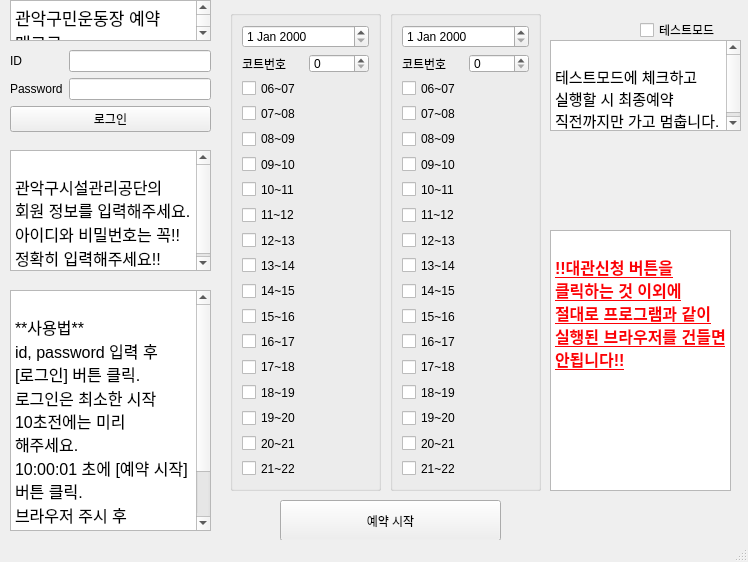
Old version of the form gwanak-for-mac/gwanak.ui in the repository thisIsJooS/Court-Reservation-Macro.
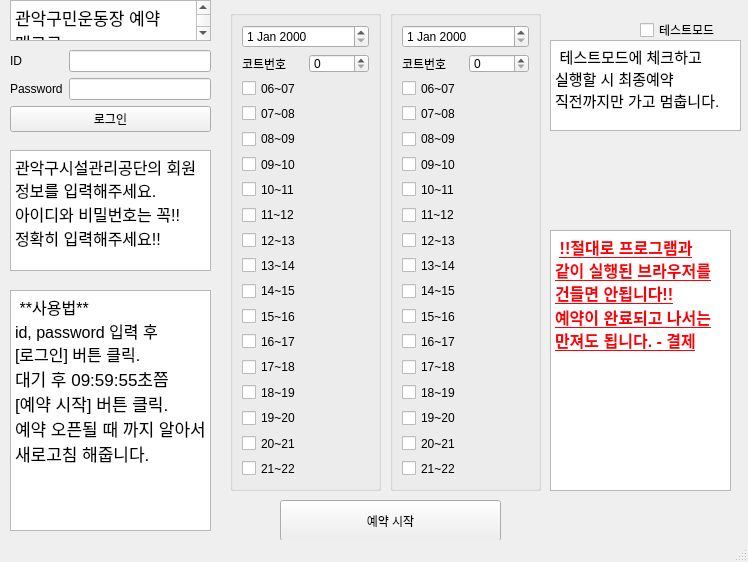
New version of the form.

Commit message: ui 설명 수정

What changed in the file:
```diff
--- a/gwanak-for-mac/gwanak.ui
+++ b/gwanak-for-mac/gwanak.ui
@@ -98,8 +98,7 @@
 &lt;html&gt;&lt;head&gt;&lt;meta name=&quot;qrichtext&quot; content=&quot;1&quot; /&gt;&lt;style type=&quot;text/css&quot;&gt;
 p, li { white-space: pre-wrap; }
 &lt;/style&gt;&lt;/head&gt;&lt;body style=&quot; font-family:'.AppleSystemUIFont'; font-size:13pt; font-weight:400; font-style:normal;&quot;&gt;
-&lt;p style=&quot; margin-top:0px; margin-bottom:0px; margin-left:0px; margin-right:0px; -qt-block-indent:0; text-indent:0px;&quot;&gt; &lt;/p&gt;
-&lt;p style=&quot; margin-top:0px; margin-bottom:0px; margin-left:0px; margin-right:0px; -qt-block-indent:0; text-indent:0px;&quot;&gt;&lt;span style=&quot; font-size:11pt;&quot;&gt;테스트모드에 체크하고 실행할 시 최종예약 직전까지만 가고 멈춥니다.&lt;/span&gt;&lt;/p&gt;&lt;/body&gt;&lt;/html&gt;</string>
+&lt;p style=&quot; margin-top:0px; margin-bottom:0px; margin-left:0px; margin-right:0px; -qt-block-indent:0; text-indent:0px;&quot;&gt; &lt;span style=&quot; font-size:11pt;&quot;&gt;테스트모드에 체크하고 실행할 시 최종예약 직전까지만 가고 멈춥니다.&lt;/span&gt;&lt;/p&gt;&lt;/body&gt;&lt;/html&gt;</string>
     </property>
    </widget>
    <widget class="QGroupBox" name="GroupBox_day1">
@@ -266,7 +265,6 @@
 &lt;html&gt;&lt;head&gt;&lt;meta name=&quot;qrichtext&quot; content=&quot;1&quot; /&gt;&lt;style type=&quot;text/css&quot;&gt;
 p, li { white-space: pre-wrap; }
 &lt;/style&gt;&lt;/head&gt;&lt;body style=&quot; font-family:'.AppleSystemUIFont'; font-size:13pt; font-weight:400; font-style:normal;&quot;&gt;
-&lt;p style=&quot; margin-top:0px; margin-bottom:0px; margin-left:0px; margin-right:0px; -qt-block-indent:0; text-indent:0px;&quot;&gt; &lt;/p&gt;
 &lt;p style=&quot; margin-top:0px; margin-bottom:0px; margin-left:0px; margin-right:0px; -qt-block-indent:0; text-indent:0px;&quot;&gt;&lt;span style=&quot; font-size:12pt;&quot;&gt;관악구시설관리공단의 회원 정보를 입력해주세요.&lt;/span&gt;&lt;/p&gt;
 &lt;p style=&quot; margin-top:0px; margin-bottom:0px; margin-left:0px; margin-right:0px; -qt-block-indent:0; text-indent:0px;&quot;&gt;&lt;span style=&quot; font-size:12pt;&quot;&gt;아이디와 비밀번호는 꼭!!&lt;/span&gt;&lt;/p&gt;
 &lt;p style=&quot; margin-top:0px; margin-bottom:0px; margin-left:0px; margin-right:0px; -qt-block-indent:0; text-indent:0px;&quot;&gt;&lt;span style=&quot; font-size:12pt;&quot;&gt;정확히 입력해주세요!!&lt;/span&gt;&lt;/p&gt;&lt;/body&gt;&lt;/html&gt;</string>
@@ -286,12 +284,10 @@
 &lt;html&gt;&lt;head&gt;&lt;meta name=&quot;qrichtext&quot; content=&quot;1&quot; /&gt;&lt;style type=&quot;text/css&quot;&gt;
 p, li { white-space: pre-wrap; }
 &lt;/style&gt;&lt;/head&gt;&lt;body style=&quot; font-family:'.AppleSystemUIFont'; font-size:13pt; font-weight:400; font-style:normal;&quot;&gt;
-&lt;p style=&quot; margin-top:0px; margin-bottom:0px; margin-left:0px; margin-right:0px; -qt-block-indent:0; text-indent:0px;&quot;&gt; &lt;/p&gt;
-&lt;p style=&quot; margin-top:0px; margin-bottom:0px; margin-left:0px; margin-right:0px; -qt-block-indent:0; text-indent:0px;&quot;&gt;&lt;span style=&quot; font-size:12pt;&quot;&gt;**사용법**&lt;/span&gt;&lt;/p&gt;
+&lt;p style=&quot; margin-top:0px; margin-bottom:0px; margin-left:0px; margin-right:0px; -qt-block-indent:0; text-indent:0px;&quot;&gt; &lt;span style=&quot; font-size:12pt;&quot;&gt;**사용법**&lt;/span&gt;&lt;/p&gt;
 &lt;p style=&quot; margin-top:0px; margin-bottom:0px; margin-left:0px; margin-right:0px; -qt-block-indent:0; text-indent:0px;&quot;&gt;&lt;span style=&quot; font-size:12pt;&quot;&gt;id, password 입력 후 [로그인] 버튼 클릭.&lt;/span&gt;&lt;/p&gt;
-&lt;p style=&quot; margin-top:0px; margin-bottom:0px; margin-left:0px; margin-right:0px; -qt-block-indent:0; text-indent:0px;&quot;&gt;&lt;span style=&quot; font-size:12pt;&quot;&gt;로그인은 최소한 시작 10초전에는 미리 해주세요.&lt;/span&gt;&lt;/p&gt;
-&lt;p style=&quot; margin-top:0px; margin-bottom:0px; margin-left:0px; margin-right:0px; -qt-block-indent:0; text-indent:0px;&quot;&gt;&lt;span style=&quot; font-size:12pt;&quot;&gt;10:00:01 초에 [예약 시작] 버튼 클릭.&lt;/span&gt;&lt;/p&gt;
-&lt;p style=&quot; margin-top:0px; margin-bottom:0px; margin-left:0px; margin-right:0px; -qt-block-indent:0; text-indent:0px;&quot;&gt;&lt;span style=&quot; font-size:12pt;&quot;&gt;브라우저 주시 후 '대관신청' 버튼 클릭.&lt;/span&gt;&lt;/p&gt;
+&lt;p style=&quot; margin-top:0px; margin-bottom:0px; margin-left:0px; margin-right:0px; -qt-block-indent:0; text-indent:0px;&quot;&gt;대기 후 09:59:55초쯤 [예약 시작] 버튼 클릭.&lt;/p&gt;
+&lt;p style=&quot; margin-top:0px; margin-bottom:0px; margin-left:0px; margin-right:0px; -qt-block-indent:0; text-indent:0px;&quot;&gt;예약 오픈될 때 까지 알아서 새로고침 해줍니다.&lt;/p&gt;
 &lt;p style=&quot;-qt-paragraph-type:empty; margin-top:0px; margin-bottom:0px; margin-left:0px; margin-right:0px; -qt-block-indent:0; text-indent:0px; font-size:12pt;&quot;&gt;&lt;br /&gt;&lt;/p&gt;
 &lt;p style=&quot;-qt-paragraph-type:empty; margin-top:0px; margin-bottom:0px; margin-left:0px; margin-right:0px; -qt-block-indent:0; text-indent:0px;&quot;&gt;&lt;br /&gt;&lt;/p&gt;&lt;/body&gt;&lt;/html&gt;</string>
     </property>
@@ -310,8 +306,8 @@
 &lt;html&gt;&lt;head&gt;&lt;meta name=&quot;qrichtext&quot; content=&quot;1&quot; /&gt;&lt;style type=&quot;text/css&quot;&gt;
 p, li { white-space: pre-wrap; }
 &lt;/style&gt;&lt;/head&gt;&lt;body style=&quot; font-family:'.AppleSystemUIFont'; font-size:13pt; font-weight:400; font-style:normal;&quot;&gt;
-&lt;p style=&quot; margin-top:0px; margin-bottom:0px; margin-left:0px; margin-right:0px; -qt-block-indent:0; text-indent:0px;&quot;&gt; &lt;/p&gt;
-&lt;p style=&quot; margin-top:0px; margin-bottom:0px; margin-left:0px; margin-right:0px; -qt-block-indent:0; text-indent:0px;&quot;&gt;&lt;span style=&quot; font-size:12pt; font-weight:600; text-decoration: underline; color:#fc0107;&quot;&gt;!!대관신청 버튼을 클릭하는 것 이외에 절대로 프로그램과 같이 실행된 브라우저를 건들면 안됩니다!!&lt;/span&gt;&lt;/p&gt;&lt;/body&gt;&lt;/html&gt;</string>
+&lt;p style=&quot; margin-top:0px; margin-bottom:0px; margin-left:0px; margin-right:0px; -qt-block-indent:0; text-indent:0px;&quot;&gt; &lt;span style=&quot; font-size:12pt; font-weight:600; text-decoration: underline; color:#fc0107;&quot;&gt;!!절대로 프로그램과 같이 실행된 브라우저를 건들면 안됩니다!!&lt;/span&gt;&lt;/p&gt;
+&lt;p style=&quot; margin-top:0px; margin-bottom:0px; margin-left:0px; margin-right:0px; -qt-block-indent:0; text-indent:0px;&quot;&gt;&lt;span style=&quot; font-size:12pt; font-weight:600; text-decoration: underline; color:#fc0107;&quot;&gt;예약이 완료되고 나서는 만져도 됩니다. - 결제&lt;/span&gt;&lt;/p&gt;&lt;/body&gt;&lt;/html&gt;</string>
     </property>
    </widget>
    <widget class="QGroupBox" name="GroupBox_day1_2">
```
